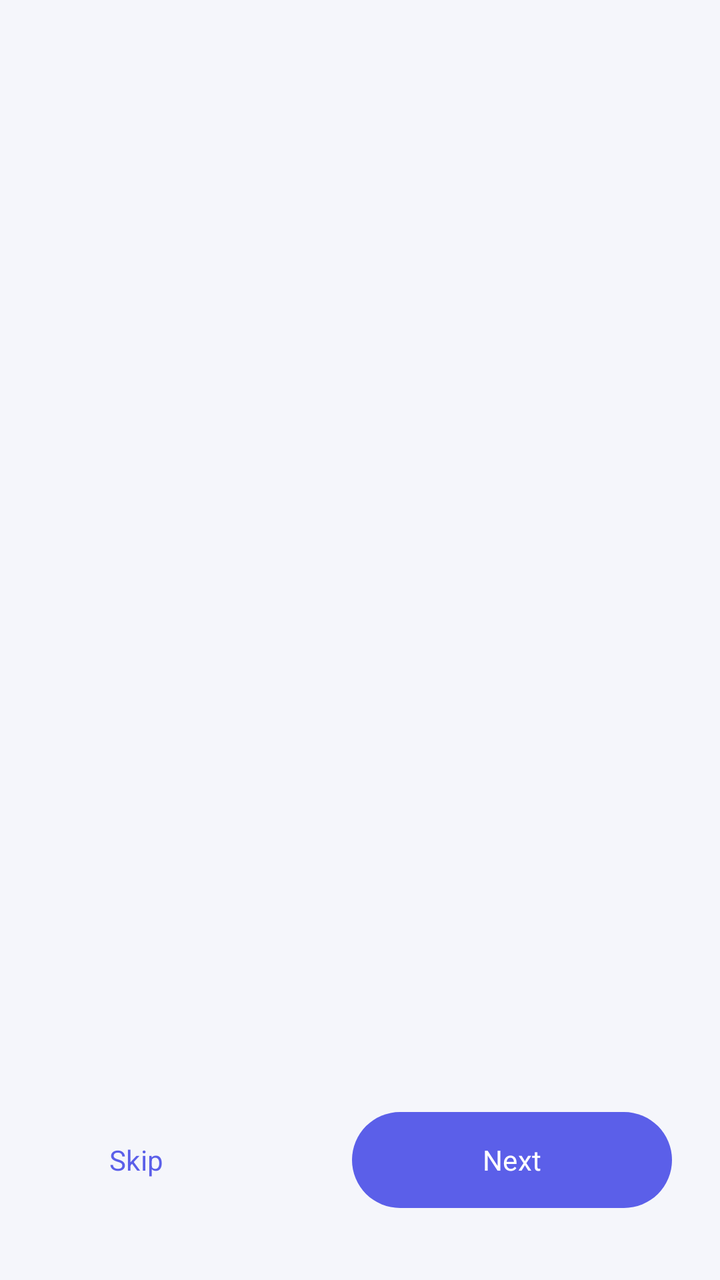
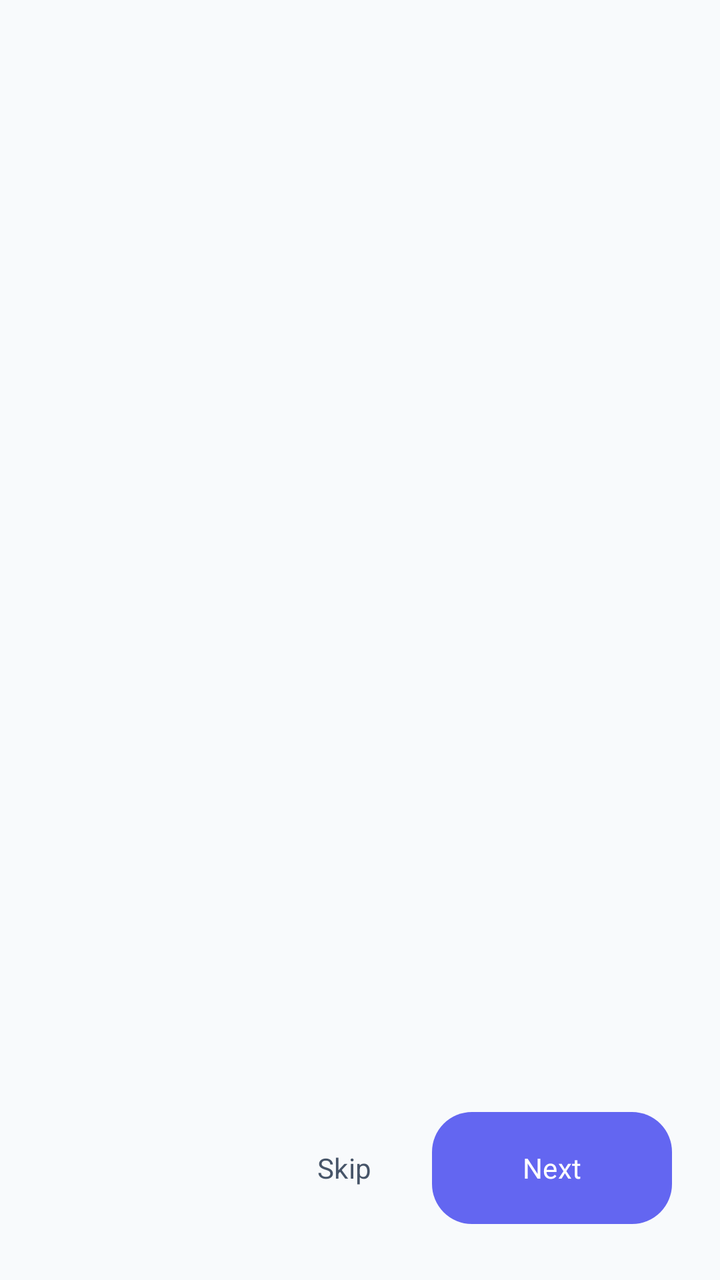

An Android layout rendered at two revisions. The XML below is the earlier revision; the diff shows what the commit changed to produce the second picture.
<!-- AndroidManifest.xml: activity theme Theme.MiniBookLibrary -->
<!-- res/layout/activity_onboarding.xml -->
<?xml version="1.0" encoding="utf-8"?>
<androidx.constraintlayout.widget.ConstraintLayout
    xmlns:android="http://schemas.android.com/apk/res/android"
    xmlns:app="http://schemas.android.com/apk/res-auto"
    android:layout_width="match_parent"
    android:layout_height="match_parent"
    android:background="?android:colorBackground"
    android:fitsSystemWindows="true">

    <androidx.viewpager2.widget.ViewPager2
        android:id="@+id/viewPager"
        android:layout_width="0dp"
        android:layout_height="0dp"
        app:layout_constraintBottom_toTopOf="@id/dotIndicator"
        app:layout_constraintEnd_toEndOf="parent"
        app:layout_constraintStart_toStartOf="parent"
        app:layout_constraintTop_toTopOf="parent" />

    <LinearLayout
        android:id="@+id/dotIndicator"
        android:layout_width="wrap_content"
        android:layout_height="wrap_content"
        android:layout_marginBottom="16dp"
        android:gravity="center"
        android:orientation="horizontal"
        app:layout_constraintBottom_toTopOf="@id/buttonsRow"
        app:layout_constraintEnd_toEndOf="parent"
        app:layout_constraintStart_toStartOf="parent" />

    <androidx.constraintlayout.widget.ConstraintLayout
        android:id="@+id/buttonsRow"
        android:layout_width="0dp"
        android:layout_height="wrap_content"
        android:layout_marginHorizontal="24dp"
        android:layout_marginBottom="32dp"
        app:layout_constraintBottom_toBottomOf="parent"
        app:layout_constraintEnd_toEndOf="parent"
        app:layout_constraintStart_toStartOf="parent">

        <com.google.android.material.button.MaterialButton
            android:id="@+id/btnSkip"
            style="@style/Widget.Material3.Button.TextButton"
            android:layout_width="wrap_content"
            android:layout_height="56dp"
            android:text="@string/onboarding_skip"
            app:layout_constraintBottom_toBottomOf="parent"
            app:layout_constraintStart_toStartOf="parent"
            app:layout_constraintTop_toTopOf="parent" />

        <com.google.android.material.button.MaterialButton
            android:id="@+id/btnNext"
            android:layout_width="wrap_content"
            android:layout_height="56dp"
            android:minWidth="160dp"
            android:text="@string/onboarding_next"
            app:cornerRadius="28dp"
            app:layout_constraintBottom_toBottomOf="parent"
            app:layout_constraintEnd_toEndOf="parent"
            app:layout_constraintTop_toTopOf="parent" />
    </androidx.constraintlayout.widget.ConstraintLayout>
</androidx.constraintlayout.widget.ConstraintLayout>
<!-- resources referenced by this layout -->
<resources>
  <string name="onboarding_next">Next</string>
  <string name="onboarding_skip">Skip</string>
  <style name="Theme.MiniBookLibrary" parent="Theme.Material3.DayNight.NoActionBar">
          <item name="colorPrimary">@color/brand_primary</item>
          <item name="colorOnPrimary">@color/white</item>
          <item name="colorPrimaryContainer">#E5E6FE</item>
          <item name="colorOnPrimaryContainer">@color/brand_primary_dark</item>
  
          <item name="colorSecondary">@color/brand_secondary</item>
          <item name="colorOnSecondary">@color/white</item>
          <item name="colorSecondaryContainer">#F2DCFB</item>
          <item name="colorOnSecondaryContainer">#3B0F65</item>
  
          <item name="colorTertiary">@color/brand_accent</item>
          <item name="colorOnTertiary">@color/white</item>
  
          <item name="colorError">@color/status_error</item>
          <item name="colorOnError">@color/white</item>
  
          <item name="android:colorBackground">@color/surface_dim</item>
          <item name="colorSurface">@color/surface_light</item>
          <item name="colorOnSurface">@color/text_primary_light</item>
          <item name="colorOnSurfaceVariant">@color/text_secondary_light</item>
          <item name="colorSurfaceVariant">@color/surface_subtle</item>
          <item name="colorOutline">@color/divider_light</item>
  
          <item name="android:statusBarColor" tools:targetApi="lollipop">@android:color/transparent</item>
          <item name="android:windowDrawsSystemBarBackgrounds" tools:targetApi="lollipop">true</item>
          <item name="android:navigationBarColor" tools:targetApi="lollipop">?attr/colorSurface</item>
          <item name="android:windowLightStatusBar" tools:targetApi="m">true</item>
          <item name="android:windowLightNavigationBar" tools:targetApi="o_mr1">true</item>
  
          <item name="android:fontFamily">sans-serif</item>
          <item name="android:textColorPrimary">@color/text_primary_light</item>
          <item name="android:textColorSecondary">@color/text_secondary_light</item>
  
          <item name="materialAlertDialogTheme">@style/AlertDialog.MiniBookLibrary</item>
      </style>
  <color name="brand_primary">#5B5FE9</color>
  <color name="white">#FFFFFF</color>
  <color name="brand_primary_dark">#3F44B8</color>
  <color name="brand_secondary">#B86DEC</color>
  <color name="brand_accent">#EC4FA0</color>
  <color name="status_error">#EF4444</color>
  <color name="surface_dim">#F5F6FB</color>
  <color name="surface_light">#FFFFFF</color>
  <color name="text_primary_light">#0F172A</color>
  <color name="text_secondary_light">#475569</color>
  <color name="surface_subtle">#EEF0F7</color>
  <color name="divider_light">#E2E8F0</color>
  <style name="AlertDialog.MiniBookLibrary" parent="ThemeOverlay.Material3.MaterialAlertDialog">
          <item name="dialogCornerRadius">24dp</item>
      </style>
</resources>

<!-- the commit's change to res/layout/activity_onboarding.xml (unified diff, before → after) -->
@@ -4,58 +4,55 @@
     xmlns:app="http://schemas.android.com/apk/res-auto"
     android:layout_width="match_parent"
     android:layout_height="match_parent"
-    android:background="?android:colorBackground"
-    android:fitsSystemWindows="true">
+    android:background="?android:colorBackground">
 
     <androidx.viewpager2.widget.ViewPager2
         android:id="@+id/viewPager"
-        android:layout_width="0dp"
+        android:layout_width="match_parent"
         android:layout_height="0dp"
-        app:layout_constraintBottom_toTopOf="@id/dotIndicator"
-        app:layout_constraintEnd_toEndOf="parent"
-        app:layout_constraintStart_toStartOf="parent"
+        app:layout_constraintBottom_toTopOf="@id/footer"
         app:layout_constraintTop_toTopOf="parent" />
 
-    <LinearLayout
-        android:id="@+id/dotIndicator"
-        android:layout_width="wrap_content"
+    <androidx.constraintlayout.widget.ConstraintLayout
+        android:id="@+id/footer"
+        android:layout_width="match_parent"
         android:layout_height="wrap_content"
-        android:layout_marginBottom="16dp"
-        android:gravity="center"
-        android:orientation="horizontal"
-        app:layout_constraintBottom_toTopOf="@id/buttonsRow"
-        app:layout_constraintEnd_toEndOf="parent"
-        app:layout_constraintStart_toStartOf="parent" />
+        android:padding="24dp"
+        app:layout_constraintBottom_toBottomOf="parent">
 
-    <androidx.constraintlayout.widget.ConstraintLayout
-        android:id="@+id/buttonsRow"
-        android:layout_width="0dp"
-        android:layout_height="wrap_content"
-        android:layout_marginHorizontal="24dp"
-        android:layout_marginBottom="32dp"
-        app:layout_constraintBottom_toBottomOf="parent"
-        app:layout_constraintEnd_toEndOf="parent"
-        app:layout_constraintStart_toStartOf="parent">
+        <LinearLayout
+            android:id="@+id/dotIndicator"
+            android:layout_width="wrap_content"
+            android:layout_height="wrap_content"
+            android:gravity="center"
+            android:orientation="horizontal"
+            app:layout_constraintBottom_toBottomOf="parent"
+            app:layout_constraintStart_toStartOf="parent"
+            app:layout_constraintTop_toTopOf="parent" />
 
         <com.google.android.material.button.MaterialButton
             android:id="@+id/btnSkip"
             style="@style/Widget.Material3.Button.TextButton"
             android:layout_width="wrap_content"
-            android:layout_height="56dp"
+            android:layout_height="wrap_content"
             android:text="@string/onboarding_skip"
+            android:textColor="?android:textColorSecondary"
             app:layout_constraintBottom_toBottomOf="parent"
-            app:layout_constraintStart_toStartOf="parent"
+            app:layout_constraintEnd_toStartOf="@id/btnNext"
             app:layout_constraintTop_toTopOf="parent" />
 
         <com.google.android.material.button.MaterialButton
             android:id="@+id/btnNext"
+            style="@style/Widget.Material3.Button"
             android:layout_width="wrap_content"
-            android:layout_height="56dp"
-            android:minWidth="160dp"
+            android:layout_height="64dp"
+            android:minWidth="120dp"
             android:text="@string/onboarding_next"
-            app:cornerRadius="28dp"
+            app:cornerRadius="20dp"
             app:layout_constraintBottom_toBottomOf="parent"
             app:layout_constraintEnd_toEndOf="parent"
             app:layout_constraintTop_toTopOf="parent" />
+
     </androidx.constraintlayout.widget.ConstraintLayout>
+
 </androidx.constraintlayout.widget.ConstraintLayout>
<!-- resource entries referenced after the edit -->
@@ -5,13 +5,13 @@
   <style name="Theme.MiniBookLibrary" parent="Theme.Material3.DayNight.NoActionBar">
           <item name="colorPrimary">@color/brand_primary</item>
           <item name="colorOnPrimary">@color/white</item>
-          <item name="colorPrimaryContainer">#E5E6FE</item>
+          <item name="colorPrimaryContainer">@color/brand_primary_light</item>
           <item name="colorOnPrimaryContainer">@color/brand_primary_dark</item>
   
           <item name="colorSecondary">@color/brand_secondary</item>
           <item name="colorOnSecondary">@color/white</item>
-          <item name="colorSecondaryContainer">#F2DCFB</item>
-          <item name="colorOnSecondaryContainer">#3B0F65</item>
+          <item name="colorSecondaryContainer">#F3E8FF</item>
+          <item name="colorOnSecondaryContainer">#581C87</item>
   
           <item name="colorTertiary">@color/brand_accent</item>
           <item name="colorOnTertiary">@color/white</item>
@@ -37,21 +37,32 @@
           <item name="android:textColorSecondary">@color/text_secondary_light</item>
   
           <item name="materialAlertDialogTheme">@style/AlertDialog.MiniBookLibrary</item>
+          
+          
+          <item name="shapeAppearanceMediumComponent">@style/ShapeAppearance.MiniBookLibrary.Medium</item>
+          <item name="shapeAppearanceLargeComponent">@style/ShapeAppearance.MiniBookLibrary.Large</item>
       </style>
-  <color name="brand_primary">#5B5FE9</color>
+  <color name="brand_primary">#6366F1</color>
   <color name="white">#FFFFFF</color>
-  <color name="brand_primary_dark">#3F44B8</color>
-  <color name="brand_secondary">#B86DEC</color>
-  <color name="brand_accent">#EC4FA0</color>
+  <color name="brand_primary_light">#EEF2FF</color>
+  <color name="brand_primary_dark">#4338CA</color>
+  <color name="brand_secondary">#A855F7</color>
+  <color name="brand_accent">#F43F5E</color>
   <color name="status_error">#EF4444</color>
-  <color name="surface_dim">#F5F6FB</color>
+  <color name="surface_dim">#F8FAFC</color>
   <color name="surface_light">#FFFFFF</color>
   <color name="text_primary_light">#0F172A</color>
   <color name="text_secondary_light">#475569</color>
-  <color name="surface_subtle">#EEF0F7</color>
+  <color name="surface_subtle">#F1F5F9</color>
   <color name="divider_light">#E2E8F0</color>
   <style name="AlertDialog.MiniBookLibrary" parent="ThemeOverlay.Material3.MaterialAlertDialog">
-          <item name="dialogCornerRadius">24dp</item>
+          <item name="dialogCornerRadius">28dp</item>
+      </style>
+  <style name="ShapeAppearance.MiniBookLibrary.Medium" parent="ShapeAppearance.Material3.MediumComponent">
+          <item name="cornerSize">20dp</item>
+      </style>
+  <style name="ShapeAppearance.MiniBookLibrary.Large" parent="ShapeAppearance.Material3.LargeComponent">
+          <item name="cornerSize">28dp</item>
       </style>
 </resources>
 
